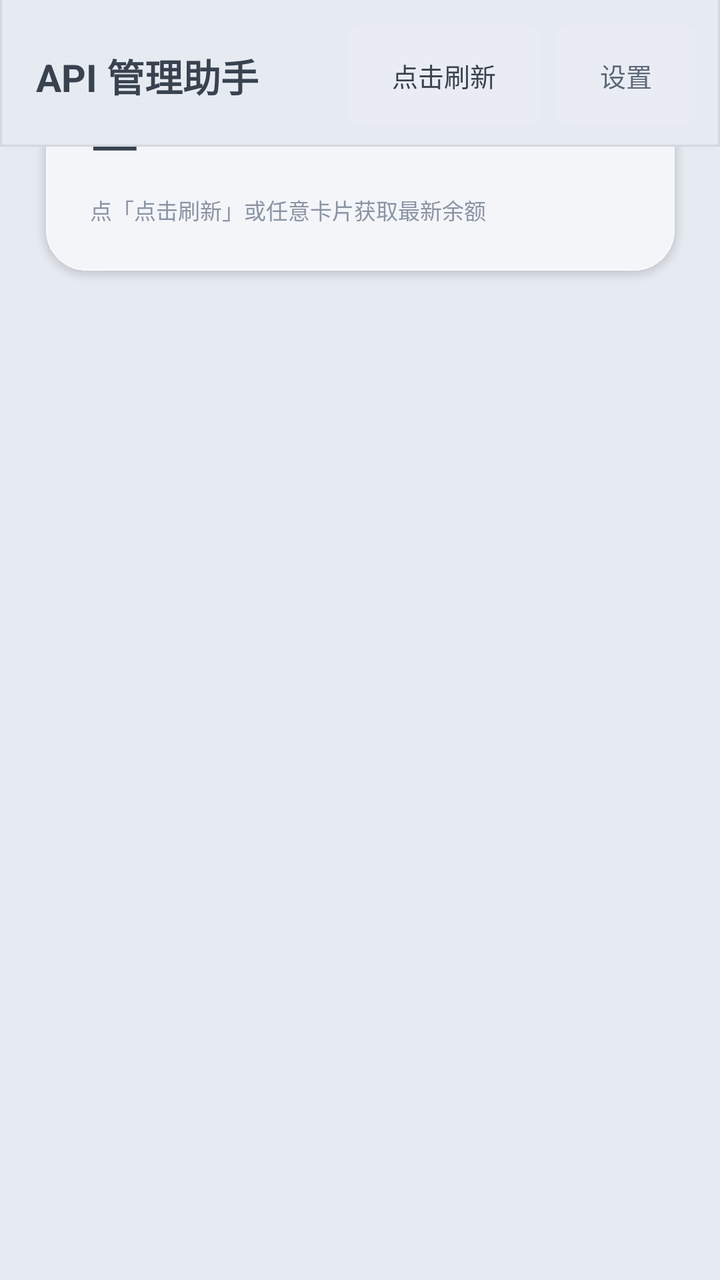
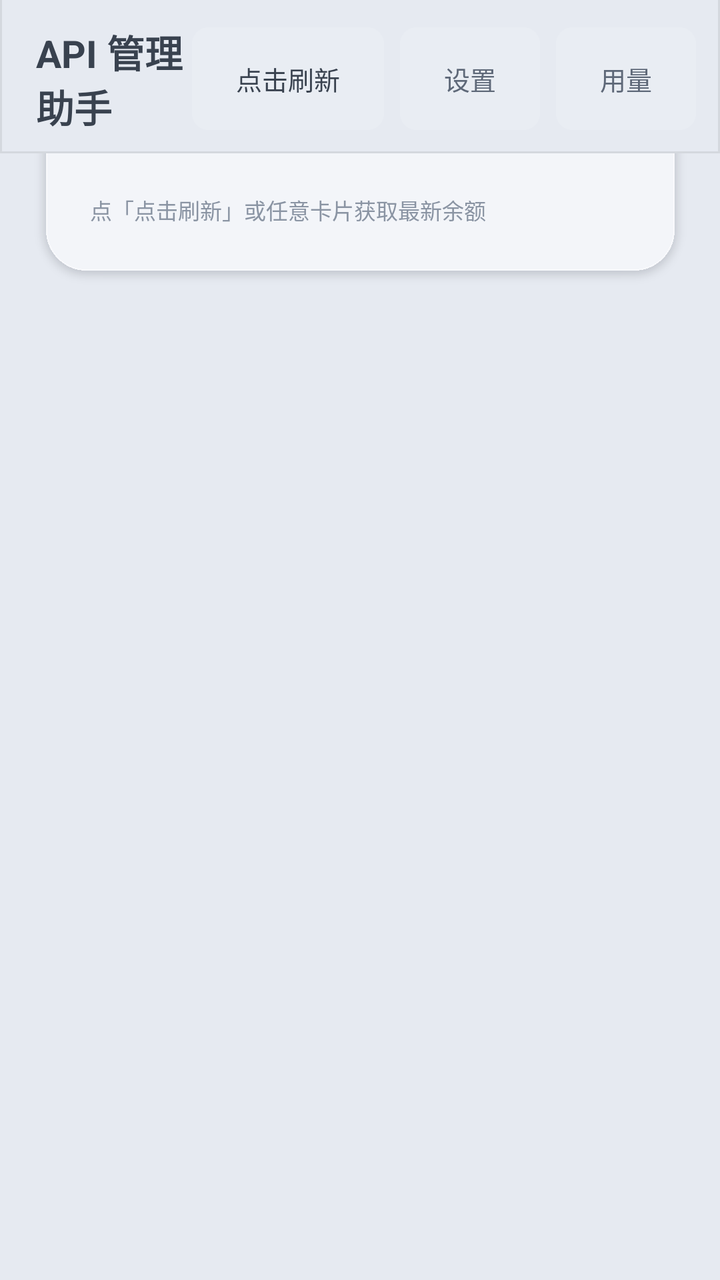

Before-and-after screenshots of an Android layout around one commit, followed by the original layout XML and the change that was made.
<!-- AndroidManifest.xml: application theme AppTheme -->
<!-- res/layout/activity_main.xml -->
<?xml version="1.0" encoding="utf-8"?>
<FrameLayout xmlns:android="http://schemas.android.com/apk/res/android"
    android:id="@+id/main_root"
    android:layout_width="match_parent"
    android:layout_height="match_parent"
    android:background="@color/bg">

    <ScrollView
        android:id="@+id/main_scroll"
        android:layout_width="match_parent"
        android:layout_height="match_parent"
        android:clipToPadding="false"
        android:paddingLeft="14dp"
        android:paddingRight="14dp"
        android:paddingBottom="20dp"
        android:scrollbars="none"
        android:overScrollMode="never">

        <LinearLayout
            android:layout_width="match_parent"
            android:layout_height="wrap_content"
            android:orientation="vertical">

            
            <LinearLayout
                android:id="@+id/total_card"
                android:layout_width="match_parent"
                android:layout_height="wrap_content"
                android:orientation="vertical"
                android:background="@drawable/total_bg"
                android:padding="31dp"
                android:layout_marginBottom="13dp">

                <TextView
                    android:layout_width="match_parent"
                    android:layout_height="wrap_content"
                    android:text="@string/main_total_label"
                    android:textColor="@color/tx2"
                    android:textSize="12sp" />

                <TextView
                    android:id="@+id/t_total"
                    android:layout_width="match_parent"
                    android:layout_height="wrap_content"
                    android:layout_marginTop="2dp"
                    android:text="—"
                    android:textColor="@color/tx"
                    android:textSize="32sp"
                    android:textStyle="bold" />

                <TextView
                    android:id="@+id/t_sub"
                    android:layout_width="match_parent"
                    android:layout_height="wrap_content"
                    android:layout_marginTop="3dp"
                    android:text="@string/tap_refresh"
                    android:textColor="@color/tx3"
                    android:textSize="11sp" />
            </LinearLayout>

            
            <LinearLayout
                android:id="@+id/cards"
                android:layout_width="match_parent"
                android:layout_height="wrap_content"
                android:orientation="vertical" />
        </LinearLayout>
    </ScrollView>

    
    <LinearLayout
        android:id="@+id/app_header"
        android:layout_width="match_parent"
        android:layout_height="wrap_content"
        android:layout_gravity="top"
        android:orientation="horizontal"
        android:gravity="center_vertical"
        android:background="@drawable/header_bg"
        android:paddingLeft="18dp"
        android:paddingRight="12dp"
        android:paddingTop="12dp"
        android:paddingBottom="10dp">

        <TextView
            android:layout_width="0dp"
            android:layout_height="wrap_content"
            android:layout_weight="1"
            android:text="@string/main_title"
            android:textColor="@color/tx"
            android:textSize="19sp"
            android:textStyle="bold" />

        <TextView
            android:id="@+id/btn_refresh"
            android:layout_width="wrap_content"
            android:layout_height="wrap_content"
            android:background="@drawable/btn_bg"
            android:paddingLeft="22dp"
            android:paddingRight="22dp"
            android:paddingTop="16dp"
            android:paddingBottom="16dp"
            android:text="@string/refresh"
            android:textColor="@color/tx"
            android:textSize="13sp" />

        <TextView
            android:id="@+id/btn_settings"
            android:layout_width="wrap_content"
            android:layout_height="wrap_content"
            android:layout_marginLeft="8dp"
            android:background="@drawable/btn_bg"
            android:paddingLeft="22dp"
            android:paddingRight="22dp"
            android:paddingTop="16dp"
            android:paddingBottom="16dp"
            android:text="@string/settings"
            android:textColor="@color/tx2"
            android:textSize="13sp" />
    </LinearLayout>
</FrameLayout>
<!-- resources referenced by this layout -->
<resources>
  <color name="bg">#E6EAF1</color>
  <color name="tx">#39424F</color>
  <color name="tx2">#5E6878</color>
  <color name="tx3">#8A94A3</color>
  <!-- drawable btn_bg: png bitmap (drawable-night-nodpi, 426 bytes) -->
  <!-- drawable header_bg (drawable) -->
  <?xml version="1.0" encoding="utf-8"?>
  <layer-list xmlns:android="http://schemas.android.com/apk/res/android">
      <item>
          <shape android:shape="rectangle">
              <solid android:color="@color/bg" />
          </shape>
      </item>
      <item android:top="-1dp">
          <shape android:shape="rectangle">
              <solid android:color="@android:color/transparent" />
              <stroke android:width="1dp" android:color="@color/header_line" />
          </shape>
      </item>
  </layer-list>
  <!-- drawable total_bg: png bitmap (drawable-night-nodpi, 5127 bytes) -->
  <string name="main_title">API 管理助手</string>
  <string name="main_total_label">总资产（折合人民币）</string>
  <string name="refresh">点击刷新</string>
  <string name="settings">设置</string>
  <string name="tap_refresh">点「点击刷新」或任意卡片获取最新余额</string>
  <style name="AppTheme" parent="@android:style/Theme.DeviceDefault.Light.NoActionBar">
          <item name="android:windowBackground">@color/bg</item>
          <item name="android:colorBackground">@color/bg</item>
          <item name="android:fitsSystemWindows">false</item>
          <item name="android:textColorPrimary">@color/tx</item>
          <item name="android:textColorSecondary">@color/tx2</item>
      </style>
  <color name="header_line">#14000000</color>
</resources>

<!-- the commit's change to res/layout/activity_main.xml (unified diff, before → after) -->
@@ -116,5 +116,19 @@
             android:text="@string/settings"
             android:textColor="@color/tx2"
             android:textSize="13sp" />
+
+        <TextView
+            android:id="@+id/btn_usage"
+            android:layout_width="wrap_content"
+            android:layout_height="wrap_content"
+            android:layout_marginLeft="8dp"
+            android:background="@drawable/btn_bg"
+            android:paddingLeft="22dp"
+            android:paddingRight="22dp"
+            android:paddingTop="16dp"
+            android:paddingBottom="16dp"
+            android:text="用量"
+            android:textColor="@color/tx2"
+            android:textSize="13sp" />
     </LinearLayout>
 </FrameLayout>
